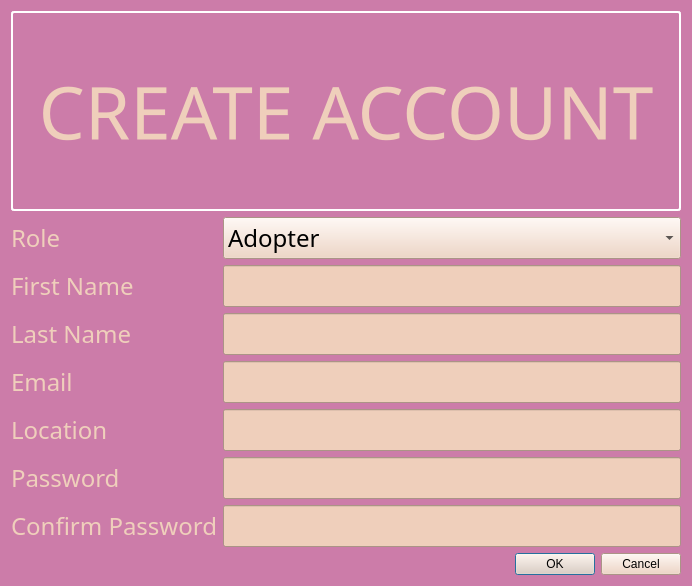
Before: the Qt Designer form breadnbutter/gui/createaccount.ui in jacksodl23/cs-205-pet-adoption, drawn with Qt 5.
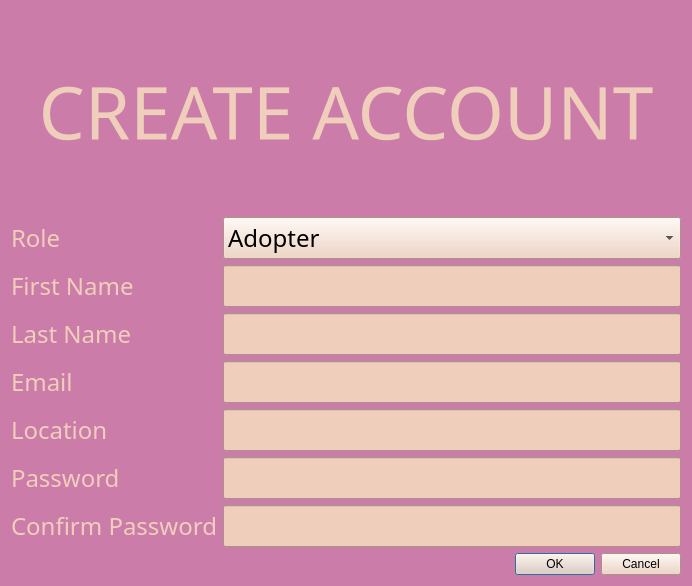
After: the same form once the commit is applied.

```diff
--- a/breadnbutter/gui/createaccount.ui
+++ b/breadnbutter/gui/createaccount.ui
@@ -36,8 +36,7 @@
      </property>
      <property name="styleSheet">
       <string notr="true">color: rgb(239, 207, 187);
-border: 2px solid  white; 
-     border-radius: 3px;</string>
+</string>
      </property>
      <property name="text">
       <string>CREATE ACCOUNT</string>
```
Left out of the diff: 162 changed lines with no effect on the pictures.
